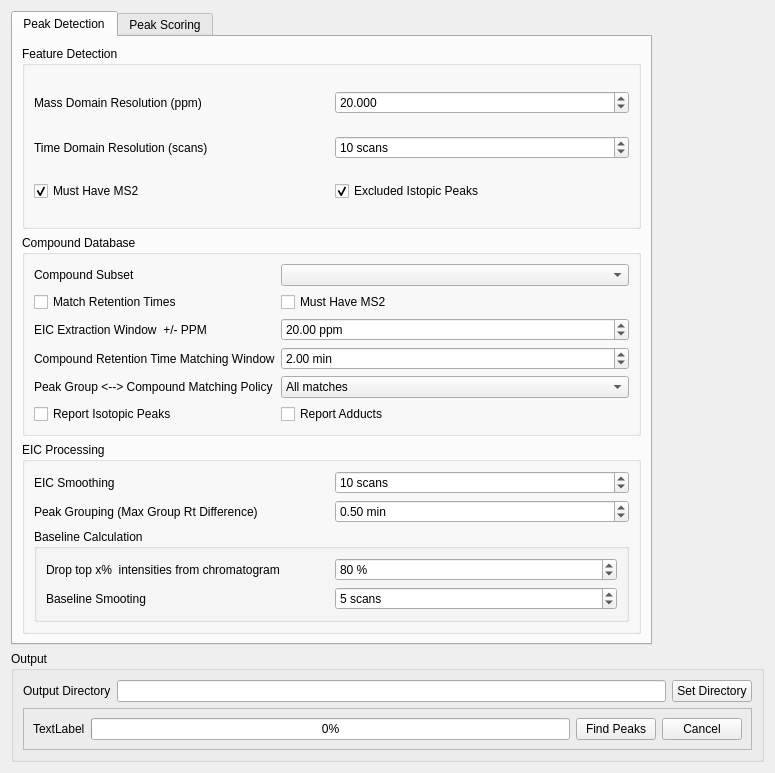
Above: src/maven/forms/peakdetectiondialog.ui from eugenemel/maven before the change. Below: the same form after it.
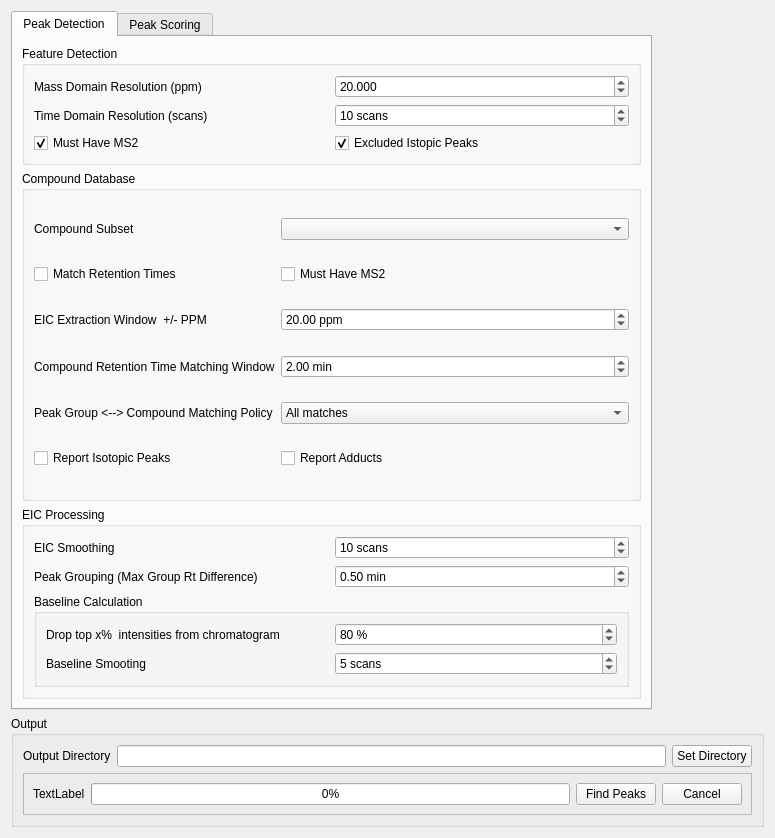
That is the form after the change.

Commit message: Issue 78: Added new Match Options group box to peak detection dialog GUI.

Diff of the .ui file:
```diff
--- a/src/maven/forms/peakdetectiondialog.ui
+++ b/src/maven/forms/peakdetectiondialog.ui
@@ -7,7 +7,7 @@
     <x>0</x>
     <y>0</y>
     <width>775</width>
-    <height>773</height>
+    <height>838</height>
    </rect>
   </property>
   <property name="sizePolicy">
@@ -248,23 +248,13 @@
          </layout>
         </widget>
        </item>
-       <item row="1" column="1">
+       <item row="1" column="1" rowspan="3">
         <widget class="QGroupBox" name="dbOptions">
          <property name="title">
           <string>Compound Database</string>
          </property>
          <layout class="QGridLayout" name="gridLayout_2">
-          <item row="1" column="0">
-           <widget class="QCheckBox" name="matchRt">
-            <property name="text">
-             <string>Match Retention Times</string>
-            </property>
-            <property name="checked">
-             <bool>false</bool>
-            </property>
-           </widget>
-          </item>
-          <item row="8" column="0">
+          <item row="5" column="0">
            <widget class="QCheckBox" name="reportIsotopes">
             <property name="text">
              <string>Report Isotopic Peaks</string>
@@ -274,17 +264,31 @@
             </property>
            </widget>
           </item>
-          <item row="0" column="2">
+          <item row="3" column="0">
+           <widget class="QLabel" name="label_4">
+            <property name="text">
+             <string>Compound Retention Time Matching Window</string>
+            </property>
+           </widget>
+          </item>
+          <item row="0" column="1">
            <widget class="QComboBox" name="compoundDatabase"/>
           </item>
-          <item row="5" column="0">
-           <widget class="QLabel" name="label_11">
+          <item row="1" column="0">
+           <widget class="QCheckBox" name="matchRt">
             <property name="text">
-             <string>EIC Extraction Window  +/- PPM </string>
+             <string>Match Retention Times</string>
             </property>
            </widget>
           </item>
-          <item row="5" column="2">
+          <item row="1" column="1">
+           <widget class="QCheckBox" name="compoundMustHaveMS2">
+            <property name="text">
+             <string>Must Have MS2</string>
+            </property>
+           </widget>
+          </item>
+          <item row="2" column="1">
            <widget class="QDoubleSpinBox" name="compoundPPMWindow">
             <property name="suffix">
              <string> ppm</string>
@@ -297,7 +301,7 @@
             </property>
            </widget>
           </item>
-          <item row="6" column="2">
+          <item row="3" column="1">
            <widget class="QDoubleSpinBox" name="compoundRTWindow">
             <property name="prefix">
              <string/>
@@ -316,20 +320,6 @@
             </property>
            </widget>
           </item>
-          <item row="6" column="0">
-           <widget class="QLabel" name="label_4">
-            <property name="text">
-             <string>Compound Retention Time Matching Window</string>
-            </property>
-           </widget>
-          </item>
-          <item row="7" column="0">
-           <widget class="QLabel" name="label_16">
-            <property name="text">
-             <string>Peak Group &lt;--&gt; Compound Matching Policy</string>
-            </property>
-           </widget>
-          </item>
           <item row="0" column="0">
            <widget class="QLabel" name="label_3">
             <property name="text">
@@ -337,21 +327,7 @@
             </property>
            </widget>
           </item>
-          <item row="1" column="2">
-           <widget class="QCheckBox" name="compoundMustHaveMS2">
-            <property name="text">
-             <string>Must Have MS2</string>
-            </property>
-           </widget>
-          </item>
-          <item row="8" column="2">
-           <widget class="QCheckBox" name="reportAdducts">
-            <property name="text">
-             <string>Report Adducts</string>
-            </property>
-           </widget>
-          </item>
-          <item row="7" column="2">
+          <item row="4" column="1">
            <widget class="QComboBox" name="peakGroupCompoundMatchPolicyBox">
             <item>
              <property name="text">
@@ -370,6 +346,27 @@
             </item>
            </widget>
           </item>
+          <item row="4" column="0">
+           <widget class="QLabel" name="label_16">
+            <property name="text">
+             <string>Peak Group &lt;--&gt; Compound Matching Policy</string>
+            </property>
+           </widget>
+          </item>
+          <item row="5" column="1">
+           <widget class="QCheckBox" name="reportAdducts">
+            <property name="text">
+             <string>Report Adducts</string>
+            </property>
+           </widget>
+          </item>
+          <item row="2" column="0">
+           <widget class="QLabel" name="label_11">
+            <property name="text">
+             <string>EIC Extraction Window  +/- PPM </string>
+            </property>
+           </widget>
+          </item>
          </layout>
         </widget>
        </item>
```
Left out of the diff: 159 changed lines with no effect on the pictures.
